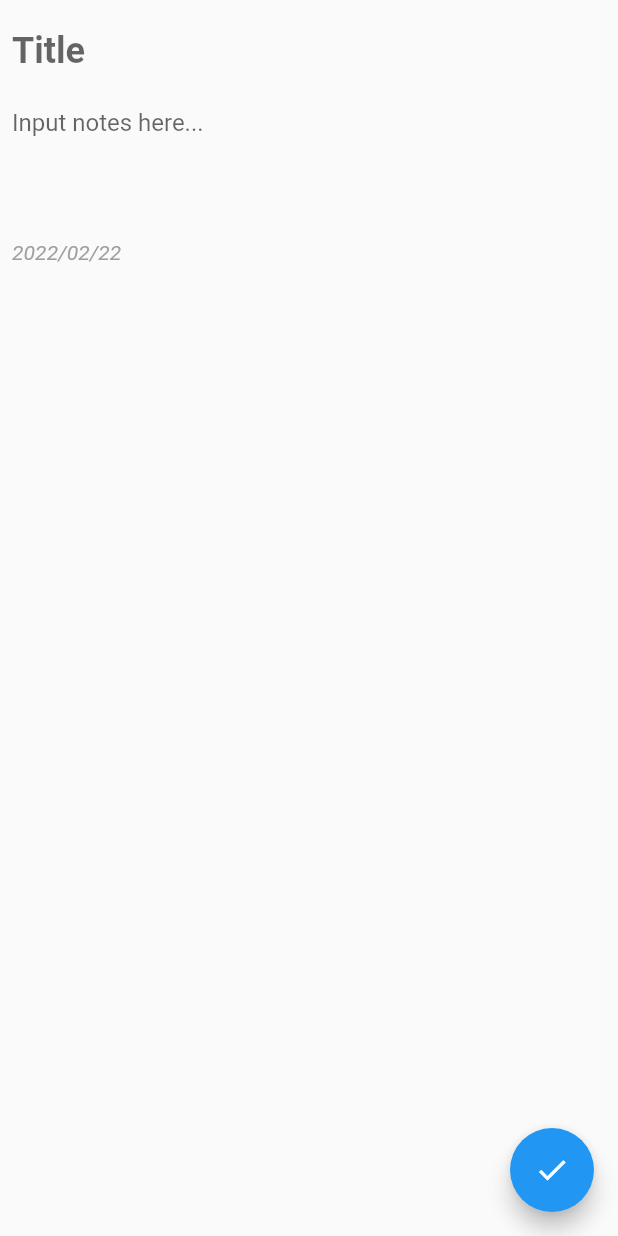
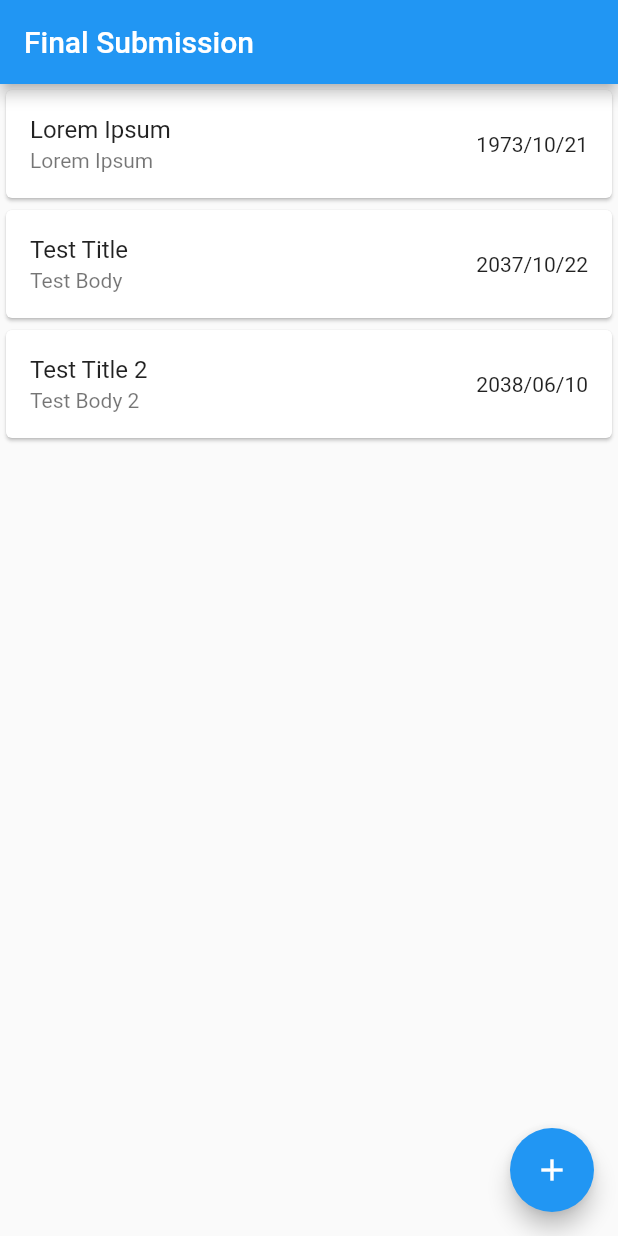
Before and after one commit to gthiodores/final_flutter_pemula, a Flutter app: the screen it shows after launch, on a phone screen of 412 x 824 dp. Run offline on Flutter 3.47's test engine with Material 2 defaults, Android fonts, the phone set to English and light mode, and no system bars.

Commit message:
[Feature] Added main_screen.dart and list.
[Feature] Can no edit and add new notes.

```diff
--- a/lib/main.dart
+++ b/lib/main.dart
@@ -1,5 +1,4 @@
-import 'package:final_flutter_pemula/models/notes.dart';
-import 'package:final_flutter_pemula/screens/detail_screen/detail_screen.dart';
+import 'package:final_flutter_pemula/screens/main_screen/main_screen.dart';
 import 'package:flutter/material.dart';
 
 void main() => runApp(const MyApp());
@@ -15,9 +14,10 @@ class MyApp extends StatelessWidget {
       theme: ThemeData(
         primarySwatch: Colors.blue,
       ),
-      home: DetailScreen(
-          note: Notes(id: 1, lastEdit: DateTime.now().millisecondsSinceEpoch),
-      ),
+      // home: DetailScreen(
+      //     note: Notes(id: 1, lastEdit: DateTime.now().millisecondsSinceEpoch),
+      // ),
+      home: const MainScreen(),
     );
   }
 }
--- a/lib/models/notes.dart
+++ b/lib/models/notes.dart
@@ -11,3 +11,24 @@ class Notes {
     this.lastEdit = 0,
   });
 }
+
+var dummyNotesList = [
+  Notes(
+    id: 1,
+    title: "Lorem Ipsum",
+    body: "Lorem Ipsum",
+    lastEdit: 120014184092,
+  ),
+  Notes(
+    id: 2,
+    title: "Test Title",
+    body: "Test Body",
+    lastEdit: 2139802819812,
+  ),
+  Notes(
+    id: 3,
+    title: "Test Title 2",
+    body: "Test Body 2",
+    lastEdit: 2159802819842,
+  ),
+];
--- a/lib/screens/detail_screen/detail_screen.dart
+++ b/lib/screens/detail_screen/detail_screen.dart
@@ -18,10 +18,20 @@ class _DetailScreenState extends State<DetailScreen> {
   final _textControllerTitle = TextEditingController();
   final _textControllerBody = TextEditingController();
 
+
+  @override
+  void initState() {
+    super.initState();
+    _textControllerTitle.text = widget.note.title;
+    _textControllerBody.text = widget.note.body;
+  }
+
   void _onConfirmed() {
     widget.note
       ..body = _textControllerBody.value.text
-      ..title = _textControllerTitle.value.text;
+      ..title = _textControllerTitle.value.text
+      ..lastEdit = DateTime.now().millisecondsSinceEpoch;
+    Navigator.pop(context, widget.note);
   }
 
   @override
--- /dev/null
+++ b/lib/screens/main_screen/main_screen.dart
@@ -0,0 +1,89 @@
+import 'package:final_flutter_pemula/models/notes.dart';
+import 'package:final_flutter_pemula/screens/detail_screen/detail_screen.dart';
+import 'package:final_flutter_pemula/widgets/main_screen/notes_list_item.dart';
+import 'package:flutter/material.dart';
+
+class MainScreen extends StatefulWidget {
+  const MainScreen({Key? key}) : super(key: key);
+
+  @override
+  State<MainScreen> createState() => _MainScreenState();
+}
+
+class _MainScreenState extends State<MainScreen> {
+  final List<Notes> _notes = dummyNotesList;
+
+  void onAddNotes() async {
+    Notes? result = await Navigator.push(
+      context,
+      MaterialPageRoute(
+        builder: (context) {
+          return DetailScreen(
+            note: Notes(
+              id: _notes.length + 1,
+              title: "",
+              body: "",
+              lastEdit: DateTime.now().millisecondsSinceEpoch,
+            ),
+          );
+        },
+      ),
+    );
+    setState(() {
+      if (result != null) {
+        if (result.title.isNotEmpty || result.body.isNotEmpty) {
+          _notes.add(result);
+        } else {
+          ScaffoldMessenger.of(context).showSnackBar(
+              const SnackBar(content: Text("Empty Note Discarded")));
+        }
+      }
+    });
+  }
+
+  void onEditNotes(Notes note) async {
+    Notes? result = await Navigator.push(
+      context,
+      MaterialPageRoute(
+        builder: (context) {
+          return DetailScreen(note: note)
+        },
+      ),
+    );
+    setState(() {
+      if (result != null) {
+        if (result.body.isNotEmpty || result.title.isNotEmpty) {
+          final index = _notes.indexWhere((element) => element.id == result.id);
+          _notes[index] = result;
+        }
+      }
+    });
+  }
+
+  @override
+  Widget build(BuildContext context) {
+    return Scaffold(
+      appBar: AppBar(
+        title: const Text(
+          "Final Submission",
+        ),
+      ),
+      body: ListView.builder(
+        itemCount: dummyNotesList.length,
+        itemBuilder: (BuildContext context, index) {
+          return NotesListItem(
+            key: Key(index.toString()),
+            notes: dummyNotesList[index],
+            onClick: () {
+              onEditNotes(dummyNotesList[index]);
+            },
+          );
+        },
+      ),
+      floatingActionButton: FloatingActionButton(
+        onPressed: onAddNotes,
+        child: const Icon(Icons.add),
+      ),
+    );
+  }
+}
--- /dev/null
+++ b/lib/widgets/main_screen/notes_list_item.dart
@@ -0,0 +1,41 @@
+import 'package:flutter/material.dart';
+import 'package:intl/intl.dart';
+
+import '../../models/notes.dart';
+
+class NotesListItem extends StatelessWidget {
+  final Notes notes;
+  final VoidCallback? onClick;
+
+  const NotesListItem({
+    Key? key,
+    required this.notes,
+    this.onClick
+  }) : super(key: key);
+
+  @override
+  Widget build(BuildContext context) {
+    return InkWell(
+      onTap: onClick,
+      child: Card(
+        child: ListTile(
+          title: Text(
+            notes.title,
+            maxLines: 1,
+            overflow: TextOverflow.ellipsis,
+          ),
+          subtitle: Text(
+            notes.body,
+            maxLines: 1,
+            overflow: TextOverflow.ellipsis,
+          ),
+          trailing: Text(
+            DateFormat("yyyy/MM/dd").format(
+              DateTime.fromMillisecondsSinceEpoch(notes.lastEdit),
+            ),
+          ),
+        ),
+      ),
+    );
+  }
+}
```
